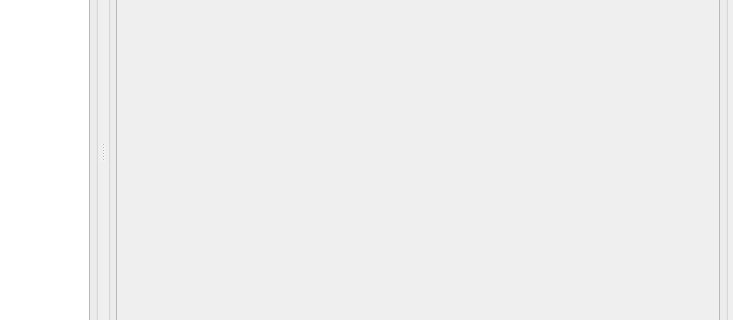
Before: the Qt Designer form ui/a2design.ui in ewerybody/a2, drawn with Qt 5; both pictures show x 307 to 1040 and y 106 to 426 of the 1040 by 513 pixel window.
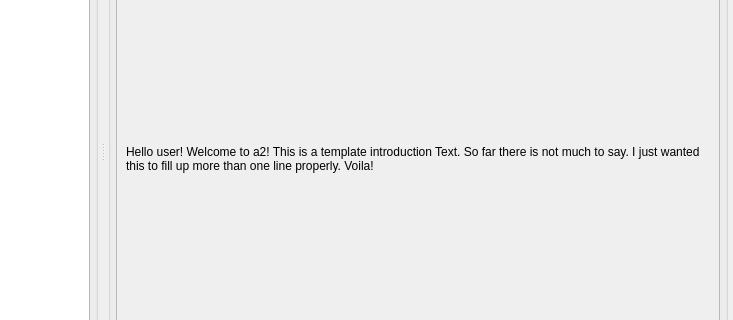
After: the same form once the commit is applied.

Commit message: another try for the mod selection

What changed in the file:
```diff
--- a/ui/a2design.ui
+++ b/ui/a2design.ui
@@ -108,7 +108,21 @@
             <height>462</height>
            </rect>
           </property>
-          <layout class="QVBoxLayout" name="verticalLayout_4"/>
+          <layout class="QVBoxLayout" name="verticalLayout_4">
+           <item>
+            <widget class="QLabel" name="welcomeText">
+             <property name="autoFillBackground">
+              <bool>false</bool>
+             </property>
+             <property name="text">
+              <string>Hello user! Welcome to a2! This is a template introduction Text. So far there is not much to say. I just wanted this to fill up more than one line properly. Voila!</string>
+             </property>
+             <property name="wordWrap">
+              <bool>true</bool>
+             </property>
+            </widget>
+           </item>
+          </layout>
          </widget>
         </widget>
        </item>
```
The commit also changes 2 other files.
